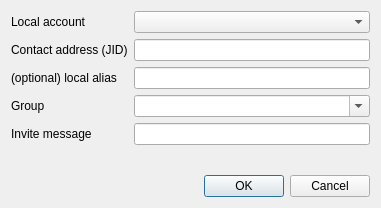
Old version of the form data/dlg_add_contact.ui in the repository jabbercat/jabbercat.
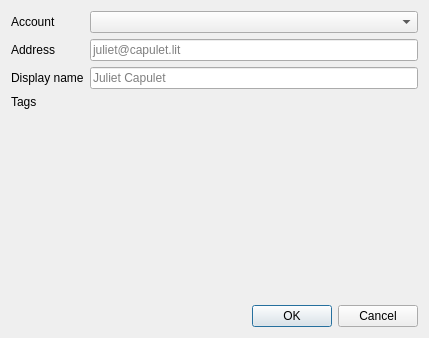
New version of the form. Custom widgets are drawn as their Qt base class.

Commit message: Add dialog to add a contact

```diff
--- a/data/dlg_add_contact.ui
+++ b/data/dlg_add_contact.ui
@@ -6,99 +6,92 @@
    <rect>
     <x>0</x>
     <y>0</y>
-    <width>381</width>
-    <height>208</height>
+    <width>429</width>
+    <height>338</height>
    </rect>
   </property>
   <property name="windowTitle">
    <string>Add new contact</string>
   </property>
-  <layout class="QVBoxLayout" name="verticalLayout">
+  <layout class="QVBoxLayout" name="verticalLayout_2">
    <item>
-    <layout class="QGridLayout" name="gridLayout">
+    <layout class="QFormLayout" name="formLayout">
      <item row="0" column="0">
       <widget class="QLabel" name="label">
        <property name="text">
-        <string>Local account</string>
+        <string>Account</string>
        </property>
        <property name="buddy">
         <cstring>local_account</cstring>
        </property>
       </widget>
      </item>
-     <item row="2" column="0">
-      <widget class="QLabel" name="label_3">
-       <property name="text">
-        <string>(optional) local alias</string>
+     <item row="0" column="1">
+      <widget class="AccountSelectorBox" name="account">
+       <property name="sizePolicy">
+        <sizepolicy hsizetype="Expanding" vsizetype="Fixed">
+         <horstretch>0</horstretch>
+         <verstretch>0</verstretch>
+        </sizepolicy>
        </property>
-       <property name="buddy">
-        <cstring>lineEdit_3</cstring>
-       </property>
-      </widget>
-     </item>
-     <item row="4" column="0">
-      <widget class="QLabel" name="label_5">
-       <property name="text">
-        <string>Invite message</string>
-       </property>
-       <property name="buddy">
-        <cstring>lineEdit</cstring>
-       </property>
-      </widget>
-     </item>
-     <item row="3" column="0">
-      <widget class="QLabel" name="label_4">
-       <property name="text">
-        <string>Group</string>
-       </property>
-       <property name="buddy">
-        <cstring>comboBox_2</cstring>
+       <property name="insertPolicy">
+        <enum>QComboBox::NoInsert</enum>
        </property>
       </widget>
      </item>
      <item row="1" column="0">
       <widget class="QLabel" name="label_2">
        <property name="text">
-        <string>Contact address (JID)</string>
-       </property>
-       <property name="buddy">
-        <cstring>contact_jid</cstring>
-       </property>
-      </widget>
-     </item>
-     <item row="4" column="1">
-      <widget class="QLineEdit" name="lineEdit"/>
-     </item>
-     <item row="0" column="1">
-      <widget class="QComboBox" name="local_account"/>
-     </item>
-     <item row="3" column="1">
-      <widget class="QComboBox" name="comboBox_2">
-       <property name="editable">
-        <bool>true</bool>
+        <string>Address</string>
        </property>
       </widget>
      </item>
      <item row="1" column="1">
-      <widget class="QLineEdit" name="contact_jid"/>
+      <widget class="QLineEdit" name="peer_jid">
+       <property name="placeholderText">
+        <string>juliet@capulet.lit</string>
+       </property>
+      </widget>
+     </item>
+     <item row="2" column="0">
+      <widget class="QLabel" name="label_3">
+       <property name="text">
+        <string>Display name</string>
+       </property>
+      </widget>
      </item>
      <item row="2" column="1">
-      <widget class="QLineEdit" name="lineEdit_3"/>
+      <widget class="QLineEdit" name="display_name">
+       <property name="placeholderText">
+        <string>Juliet Capulet</string>
+       </property>
+      </widget>
      </item>
     </layout>
    </item>
    <item>
-    <spacer name="verticalSpacer">
-     <property name="orientation">
-      <enum>Qt::Vertical</enum>
-     </property>
-     <property name="sizeHint" stdset="0">
-      <size>
-       <width>20</width>
-       <height>40</height>
-      </size>
-     </property>
-    </spacer>
+    <layout class="QVBoxLayout" name="verticalLayout">
+     <item>
+      <widget class="QLabel" name="label_4">
+       <property name="text">
+        <string>Tags</string>
+       </property>
+       <property name="alignment">
+        <set>Qt::AlignLeading|Qt::AlignLeft|Qt::AlignTop</set>
+       </property>
+      </widget>
+     </item>
+     <item>
+      <widget class="RosterTagsBox" name="tags" native="true">
+       <property name="sizePolicy">
+        <sizepolicy hsizetype="Expanding" vsizetype="Expanding">
+         <horstretch>0</horstretch>
+         <verstretch>0</verstretch>
+        </sizepolicy>
+       </property>
+      </widget>
+     </item>
+    </layout>
    </item>
    <item>
     <widget class="QDialogButtonBox" name="buttonBox">
@@ -112,14 +105,19 @@
    </item>
   </layout>
  </widget>
- <tabstops>
-  <tabstop>local_account</tabstop>
-  <tabstop>contact_jid</tabstop>
-  <tabstop>lineEdit_3</tabstop>
-  <tabstop>comboBox_2</tabstop>
-  <tabstop>lineEdit</tabstop>
-  <tabstop>buttonBox</tabstop>
- </tabstops>
+ <customwidgets>
+  <customwidget>
+   <class>AccountSelectorBox</class>
+   <extends>QComboBox</extends>
+   <header>mlxcqt.widgets</header>
+  </customwidget>
+  <customwidget>
+   <class>RosterTagsBox</class>
+   <extends>QWidget</extends>
+   <header>mlxcqt.widgets.roster_tags</header>
+   <container>1</container>
+  </customwidget>
+ </customwidgets>
  <resources/>
  <connections>
   <connection>
```
Left out of the diff: 13 changed lines with no effect on the pictures. The commit also changes 6 other files.
